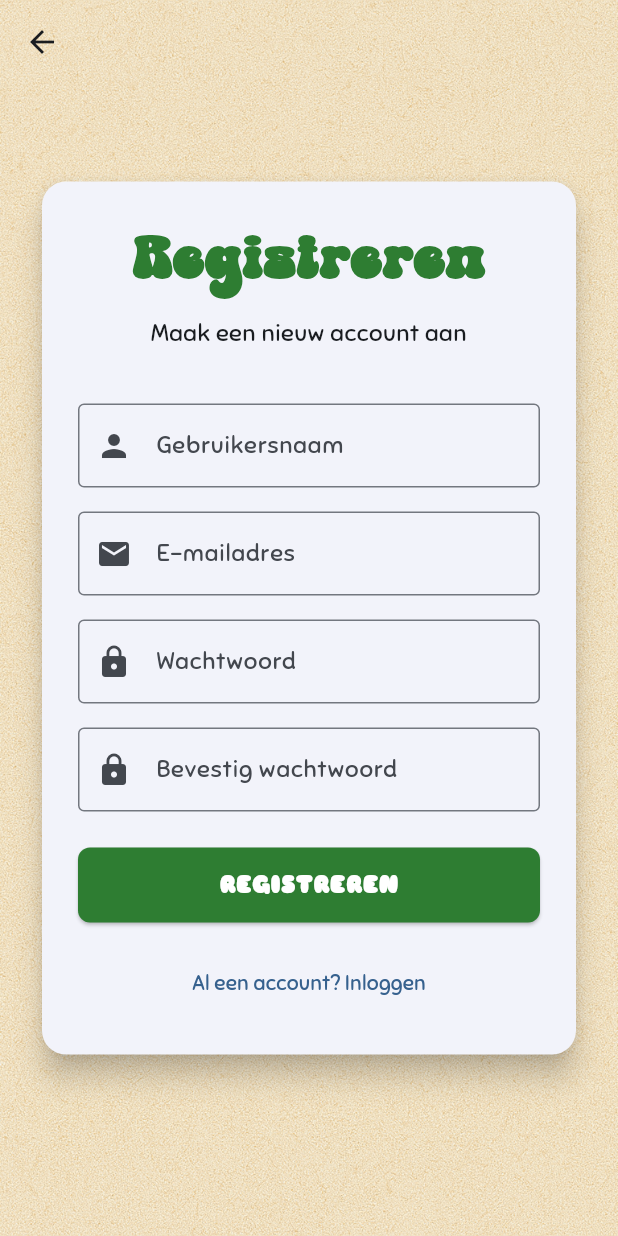
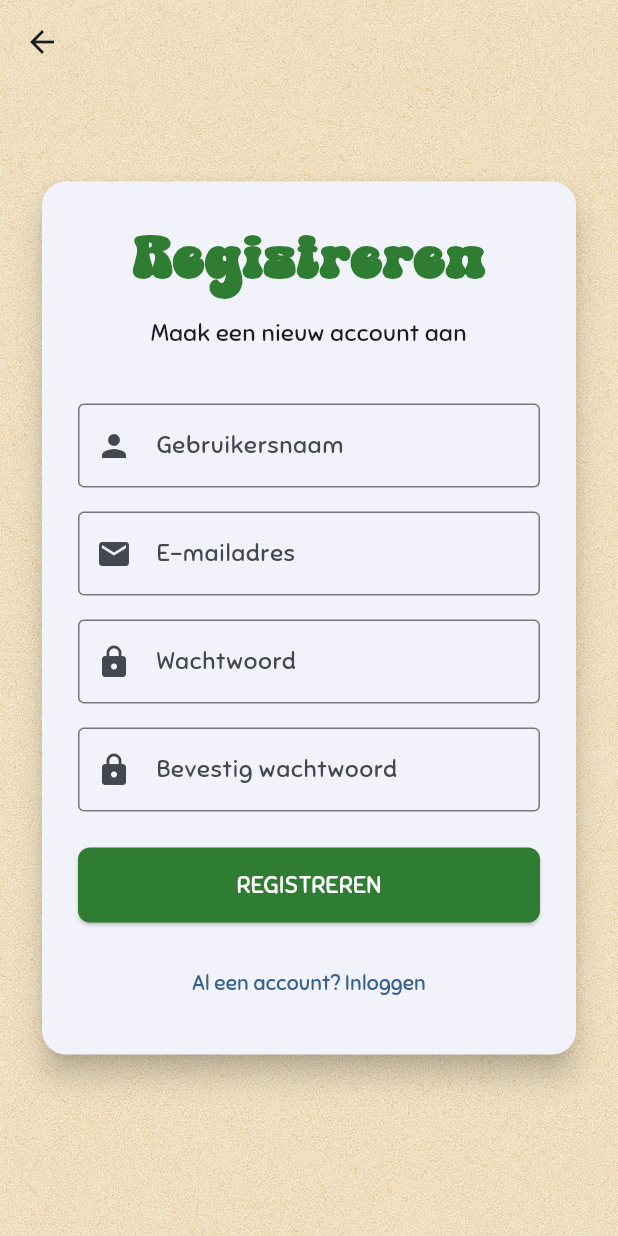
Before and after one commit to SeppeVerbekenEHB/wandelwijs, a Flutter app: the screen it shows after launch, after a tap on "InLoggen", after a tap on "REGISTREREN", on a phone screen of 412 x 824 dp. Run offline on Flutter 3.47's test engine with Material 3 defaults, Android fonts, the phone set to English and light mode, and no system bars; our stand-ins replace camera, cloud_firestore, firebase_auth, firebase_core; accounts and stored records are empty.

Commit message:
Remove bold font weight from text styles in Login and Register screens for consistent UI

```diff
--- a/lib/screens/login/login_screen.dart
+++ b/lib/screens/login/login_screen.dart
@@ -100,7 +100,6 @@ class _LoginScreenState extends State<LoginScreen> {
                 style: TextStyle(
                   fontFamily: 'Sniglet',
                   fontSize: 16,
-                  fontWeight: FontWeight.bold,
                 ),
               ),
             )
@@ -117,7 +116,6 @@ class _LoginScreenState extends State<LoginScreen> {
                 style: TextStyle(
                   fontFamily: 'Sniglet',
                   fontSize: 16,
-                  fontWeight: FontWeight.bold,
                   color: Colors.green[800],
                 ),
               ),
--- a/lib/screens/register/register_screen.dart
+++ b/lib/screens/register/register_screen.dart
@@ -73,7 +73,6 @@ class _RegisterScreenState extends State<RegisterScreen> {
               style: TextStyle(
                 fontFamily: 'Sniglet',
                 fontSize: 16,
-                fontWeight: FontWeight.bold,
               ),
             ),
           )
@@ -90,7 +89,6 @@ class _RegisterScreenState extends State<RegisterScreen> {
               style: TextStyle(
                 fontFamily: 'Sniglet',
                 fontSize: 16,
-                fontWeight: FontWeight.bold,
                 color: Colors.green[800],
               ),
             ),
```
